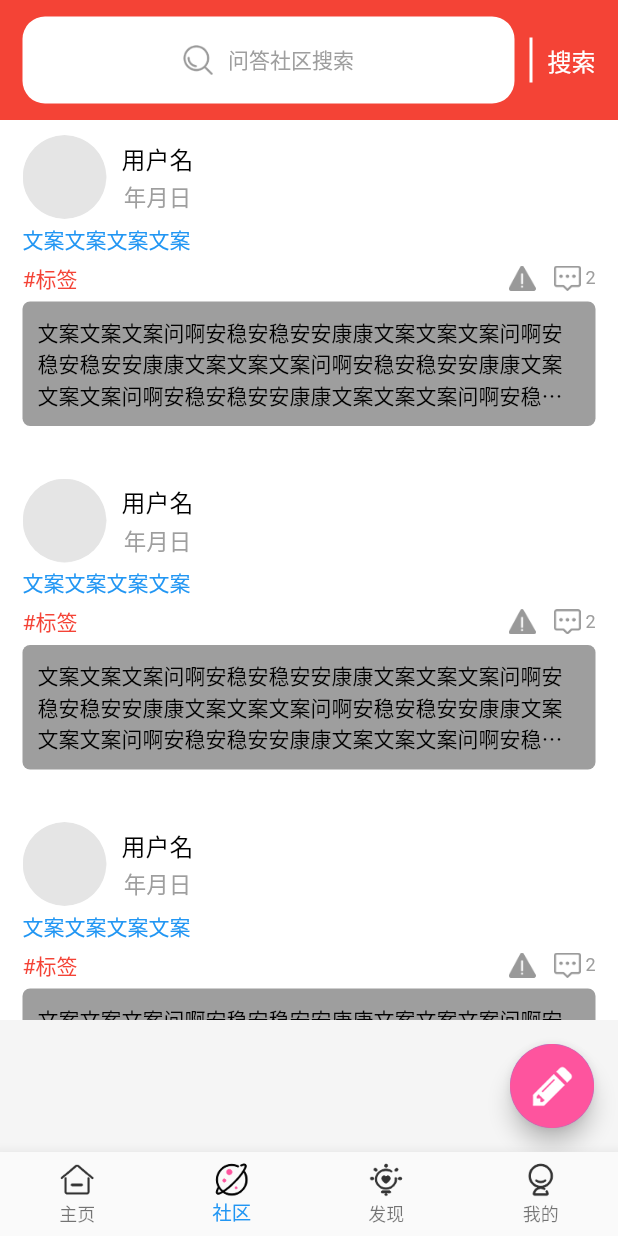
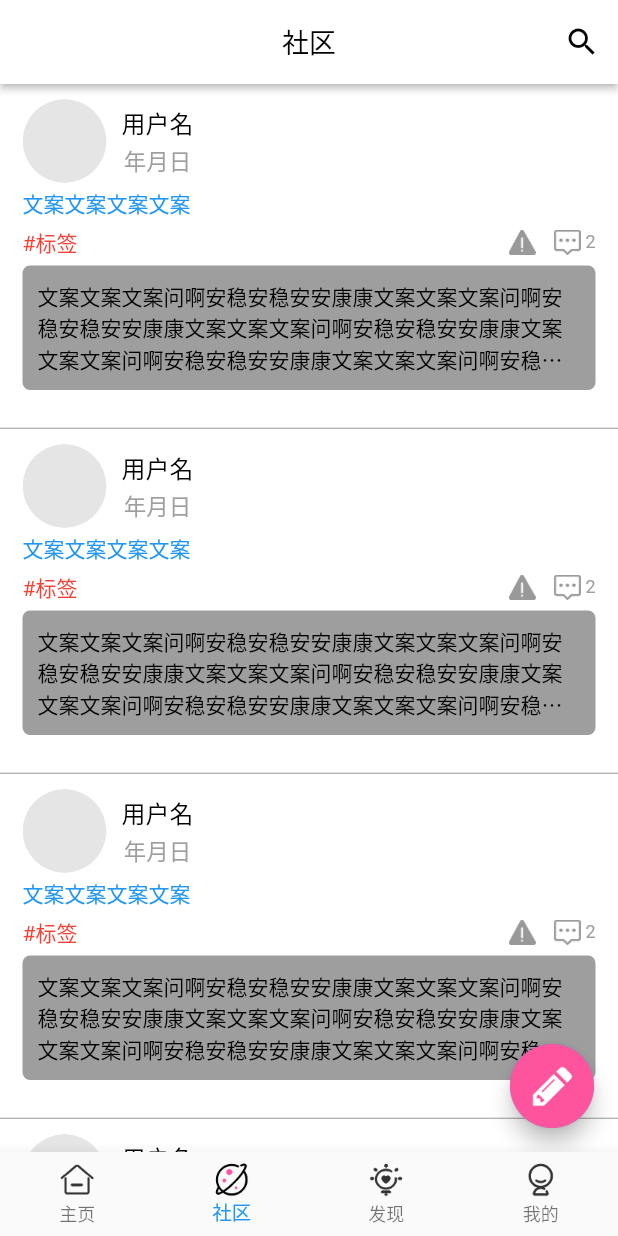
Before and after one commit to gongchaobin/flutter_LoveApp, a Flutter app: the screen it shows after launch, item 2 of the bottom bar chosen, on a phone screen of 412 x 824 dp. Run offline on Flutter 3.47's test engine with Material 2 defaults, Android fonts, the phone set to English and light mode, and no system bars; our stand-ins replace cached_network_image, carousel_slider, dio, webview_flutter; network calls fail.

Commit message:
社区tab整理

```diff
--- a/lib/community/CommunityListView.dart
+++ b/lib/community/CommunityListView.dart
@@ -29,12 +29,14 @@ class CommunityListViewState extends State<CommunityListView> {
     return RefreshIndicator(
       color: AppColor.primary,
       onRefresh: fetchData,
-      child: new ListView.builder(
-        itemCount: 10,
-        itemBuilder: (BuildContext context,int index) {
-          return buildItem();
-        },
-      ),
+      child: ListView.separated(itemBuilder: (BuildContext context,int index) {
+        return buildItem();
+      }, separatorBuilder: (BuildContext context,int index) {
+        return Divider(
+          height: 1,
+          color: Colors.grey,
+        );
+      }, itemCount: 10),
     );
   }
 
--- a/lib/community/CommunitySence.dart
+++ b/lib/community/CommunitySence.dart
@@ -13,13 +13,17 @@ class CommunitySence extends StatelessWidget {
   Widget build(BuildContext context) {
     // TODO: implement build
     return Scaffold(
-      appBar: CommunityTitleBar(),
-      body: Container(
-        color: AppColor.white,
-        width: Screen.width,
-        height: Screen.height,
-        child: CommunityListView(),
+      appBar: AppBar(
+        title: Text(
+          "社区"
+        ),
+        actions: [
+          IconButton(icon: Icon(Icons.search), onPressed: () {
+
+          }),
+        ],
       ),
+      body: CommunityListView(),
       floatingActionButton: FloatingActionButton(
         onPressed: () {
 
--- a/lib/community/CommunityTitleBar.dart
+++ b/lib/community/CommunityTitleBar.dart
@@ -29,7 +29,6 @@ class CommunityTitleBarState extends State<CommunityTitleBar> {
           child: Container(
             padding: EdgeInsets.only(right: 15,left: 15),
             child: Row(
-              mainAxisAlignment: MainAxisAlignment.spaceBetween,
               children: <Widget>[
                 Expanded(
                   child: GestureDetector(
```
